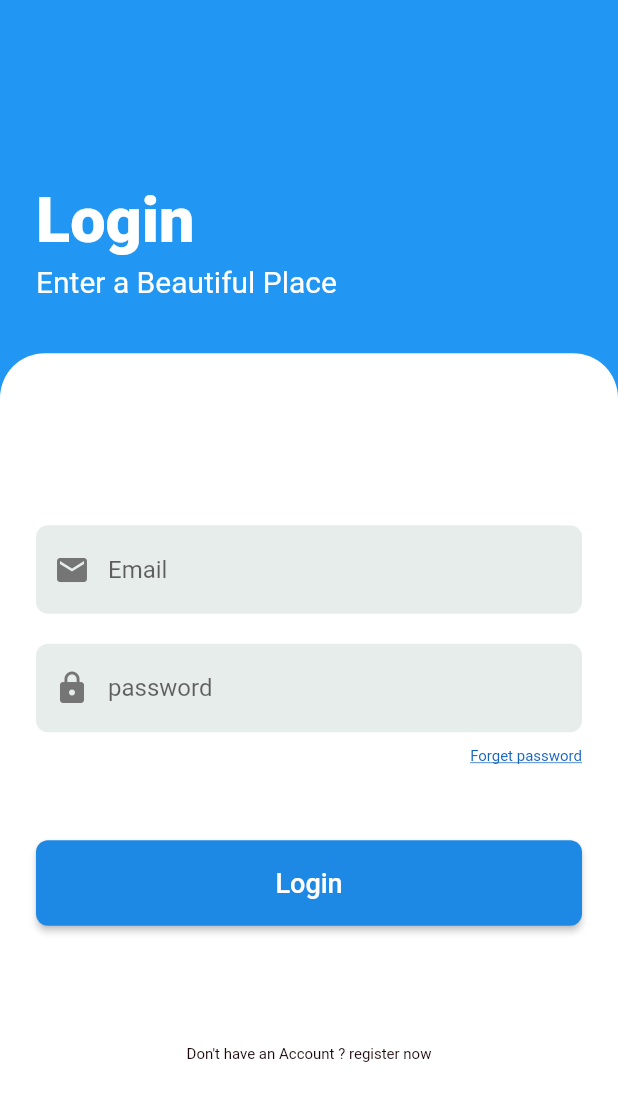
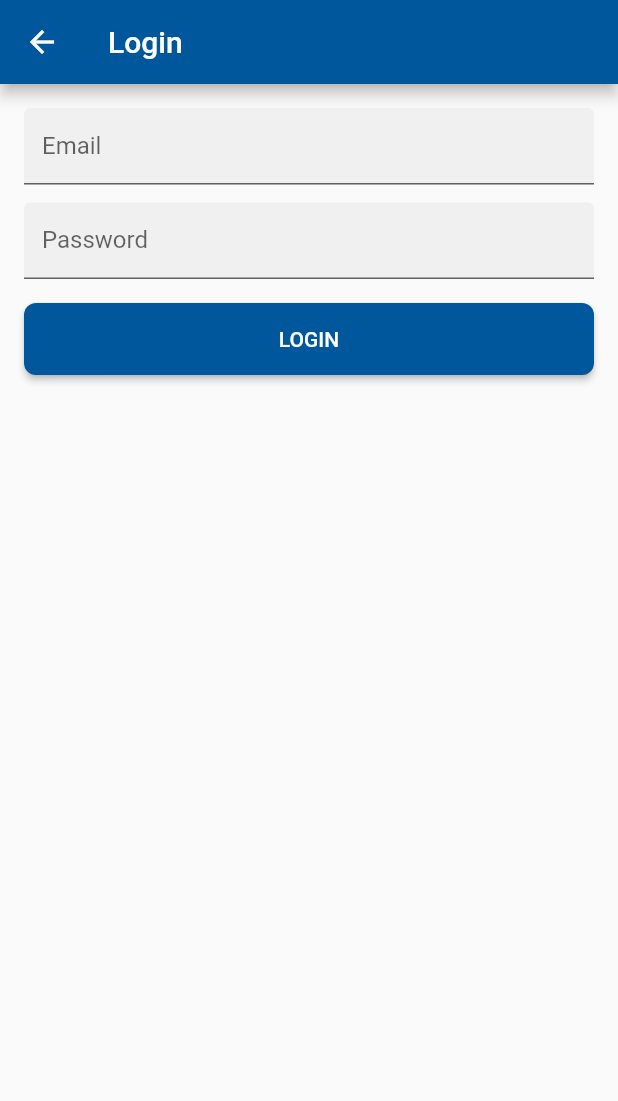
Before and after one commit to olivermendez/Sendi, a Flutter app: the LoginPage screen opened directly, on a phone screen of 412 x 824 dp. Shown: the top 1101 px of the screen. Run offline on Flutter 3.47's test engine with Material 2 defaults, Android fonts, the phone set to English and light mode, and no system bars; our stand-ins replace flutter_signin_button, google_fonts, google_maps_flutter; missing offline and left inert: awesome_card.

Commit message:
simple login page

```diff
--- a/sendi_app_commerce/lib/config/routes/routes_app.dart
+++ b/sendi_app_commerce/lib/config/routes/routes_app.dart
@@ -3,6 +3,7 @@ import 'package:sendi_app_commerce/src/pages/create_products/create_product_scre
 import 'package:sendi_app_commerce/src/pages/home/home_page.dart';
 import 'package:sendi_app_commerce/src/pages/household_items/household_items.dart';
 import 'package:sendi_app_commerce/src/pages/household_items/list_shipment/furniture_shipment.dart';
+import 'package:sendi_app_commerce/src/pages/login/login_page.dart';
 import 'package:sendi_app_commerce/src/pages/pages.dart';
 import 'package:sendi_app_commerce/src/pages/phone_verfication/continue_with_phone.dart';
 
@@ -27,6 +28,8 @@ class AppRouter {
         return HouseholdItems.route();
       case FurnitureShipment.routeName:
         return FurnitureShipment.route();
+      case LoginPage.routeName:
+        return LoginPage.route();
 
       default:
         return _errorRoute();
--- a/sendi_app_commerce/lib/src/pages/login/login_page.dart
+++ b/sendi_app_commerce/lib/src/pages/login/login_page.dart
@@ -3,168 +3,109 @@ import 'package:flutter/material.dart';
 class LoginPage extends StatefulWidget {
   @override
   _LoginPageState createState() => _LoginPageState();
+
+  static const String routeName = '/login';
+
+  static Route route() {
+    return MaterialPageRoute(
+      builder: (_) => LoginPage(),
+      settings: RouteSettings(name: routeName),
+    );
+  }
 }
 
 class _LoginPageState extends State<LoginPage> {
+  final GlobalKey<FormState> _key = GlobalKey<FormState>();
+  bool? _obscurePassword;
+  bool? _autovalidate;
+  TextEditingController? _emailController;
+  TextEditingController? _passwordController;
+
+  @override
+  void initState() {
+    super.initState();
+    _obscurePassword = true;
+    _autovalidate = false;
+    _emailController = TextEditingController();
+    _passwordController = TextEditingController();
+  }
+
   @override
   Widget build(BuildContext context) {
     return Scaffold(
-      resizeToAvoidBottomInset: true,
-      body: SingleChildScrollView(
-        child: Container(
-          constraints: BoxConstraints(
-            maxWidth: MediaQuery.of(context).size.width,
-            maxHeight: MediaQuery.of(context).size.height,
+      appBar: AppBar(
+        title: Text('Login'),
       ),
-          decoration: BoxDecoration(
-            gradient: LinearGradient(
-              colors: [
-                Colors.blue,
-                Colors.blue,
-              ],
-              begin: Alignment.topLeft,
-              end: Alignment.centerRight,
+      body: SafeArea(
+        minimum: const EdgeInsets.all(16),
+        child: _buildLoginForm(),
       ),
+    );
+  }
+
+  Widget _buildLoginForm() {
+    return Form(
+      //autovalidateMode: ,
+      key: _key,
+
+      child: SingleChildScrollView(
+        child: Column(
+          crossAxisAlignment: CrossAxisAlignment.stretch,
+          children: <Widget>[
+            TextFormField(
+              decoration: InputDecoration(
+                labelText: 'Email',
+                filled: true,
+                isDense: true,
               ),
-          child: Column(
-            mainAxisAlignment: MainAxisAlignment.end,
-            crossAxisAlignment: CrossAxisAlignment.start,
-            children: [
-              Expanded(
-                flex: 2,
-                child: Padding(
-                  padding: const EdgeInsets.symmetric(
-                      vertical: 36.0, horizontal: 24.0),
-                  child: Column(
-                    mainAxisAlignment: MainAxisAlignment.end,
-                    crossAxisAlignment: CrossAxisAlignment.start,
-                    children: [
-                      Text(
-                        "Login",
-                        style: TextStyle(
-                          color: Colors.white,
-                          fontSize: 42.0,
-                          fontWeight: FontWeight.w800,
-                        ),
+              controller: _emailController,
+              keyboardType: TextInputType.emailAddress,
+              autocorrect: false,
+              //validator: _validateEmail,
             ),
             SizedBox(
-                        height: 5.0,
+              height: 12,
             ),
-                      Text(
-                        "Enter a Beautiful Place",
-                        style: TextStyle(
-                          color: Colors.white,
-                          fontSize: 20.0,
-                          fontWeight: FontWeight.w400,
+            TextFormField(
+              decoration: InputDecoration(
+                labelText: 'Password',
+                filled: true,
+                isDense: true,
               ),
-                      )
+              //obscureText: _obscurePassword,
+              controller: _passwordController,
+              //validator: (val) => _validateRequired(val, 'Password'),
+            ),
+            const SizedBox(
+              height: 16,
+            ),
+            RaisedButton(
+                color: Theme.of(context).primaryColor,
+                textColor: Colors.white,
+                padding: const EdgeInsets.all(16),
+                shape: new RoundedRectangleBorder(
+                    borderRadius: new BorderRadius.circular(8.0)),
+                child: Text('LOGIN'),
+                onPressed: _validateFormAndLogin),
           ],
-                  ),
-                ),
-              ),
-              Expanded(
-                flex: 5,
-                child: Container(
-                  width: double.infinity,
-                  decoration: BoxDecoration(
-                      color: Colors.white,
-                      borderRadius: BorderRadius.only(
-                        topLeft: Radius.circular(30.0),
-                        topRight: Radius.circular(30.0),
-                      )),
-                  child: Padding(
-                    padding: const EdgeInsets.all(24.0),
-                    child: Column(
-                      mainAxisAlignment: MainAxisAlignment.center,
-                      children: [
-                        TextField(
-                          keyboardType: TextInputType.emailAddress,
-                          decoration: InputDecoration(
-                            filled: true,
-                            fillColor: Color(0xFFE7EDEB),
-                            hintText: "Email",
-                            prefixIcon: Icon(
-                              Icons.mail,
-                              color: Colors.grey[600],
-                            ),
-                            border: OutlineInputBorder(
-                              borderSide: BorderSide.none,
-                              borderRadius: BorderRadius.circular(8.0),
-                            ),
-                          ),
-                        ),
-                        SizedBox(
-                          height: 20.0,
-                        ),
-                        TextField(
-                          obscureText: true,
-                          decoration: InputDecoration(
-                            filled: true,
-                            fillColor: Color(0xFFE7EDEB),
-                            hintText: "password",
-                            prefixIcon: Icon(
-                              Icons.lock,
-                              color: Colors.grey[600],
-                            ),
-                            border: OutlineInputBorder(
-                              borderSide: BorderSide.none,
-                              borderRadius: BorderRadius.circular(8.0),
-                            ),
-                          ),
-                        ),
-                        SizedBox(
-                          height: 10.0,
-                        ),
-                        Row(
-                          mainAxisAlignment: MainAxisAlignment.end,
-                          children: [
-                            Text(
-                              "Forget password",
-                              textAlign: TextAlign.end,
-                              style: TextStyle(
-                                color: Colors.blue[800],
-                                decoration: TextDecoration.underline,
-                              ),
-                            ),
-                          ],
-                        ),
-                        SizedBox(
-                          height: 50.0,
-                        ),
-                        Container(
-                          width: double.infinity,
-                          child: RaisedButton(
-                            onPressed: () {},
-                            shape: RoundedRectangleBorder(
-                              borderRadius: BorderRadius.circular(8.0),
-                            ),
-                            color: Colors.blue[600],
-                            child: Padding(
-                              padding:
-                                  const EdgeInsets.symmetric(vertical: 18.0),
-                              child: Text(
-                                "Login",
-                                style: TextStyle(
-                                  color: Colors.white,
-                                  fontSize: 18.0,
-                                ),
-                              ),
-                            ),
-                          ),
-                        ),
-                        SizedBox(
-                          height: 80.0,
-                        ),
-                        Text("Don't have an Account ? register now")
-                      ],
-                    ),
-                  ),
-                ),
-              )
-            ],
-          ),
         ),
       ),
     );
   }
+
+  void _validateFormAndLogin() {
+    // Get form state from the global key
+    var formState = _key.currentState;
+
+    // check if form is valid
+    if (formState!.validate()) {
+      print('Form is valid');
+    } else {
+      // show validation errors
+      // setState forces our [State] to rebuild
+      setState(() {
+        _autovalidate = true;
+      });
     }
+  }
+}
```
Also changed, not shown: sendi_app_commerce/lib/src/pages/login/login_screen.dart (deleted, +0 -113 lines), sendi_app_commerce/lib/src/pages/phone_verfication/continue_with_phone.dart (+6 -1 lines). Lines whose indentation alone changed are shown as unchanged.
